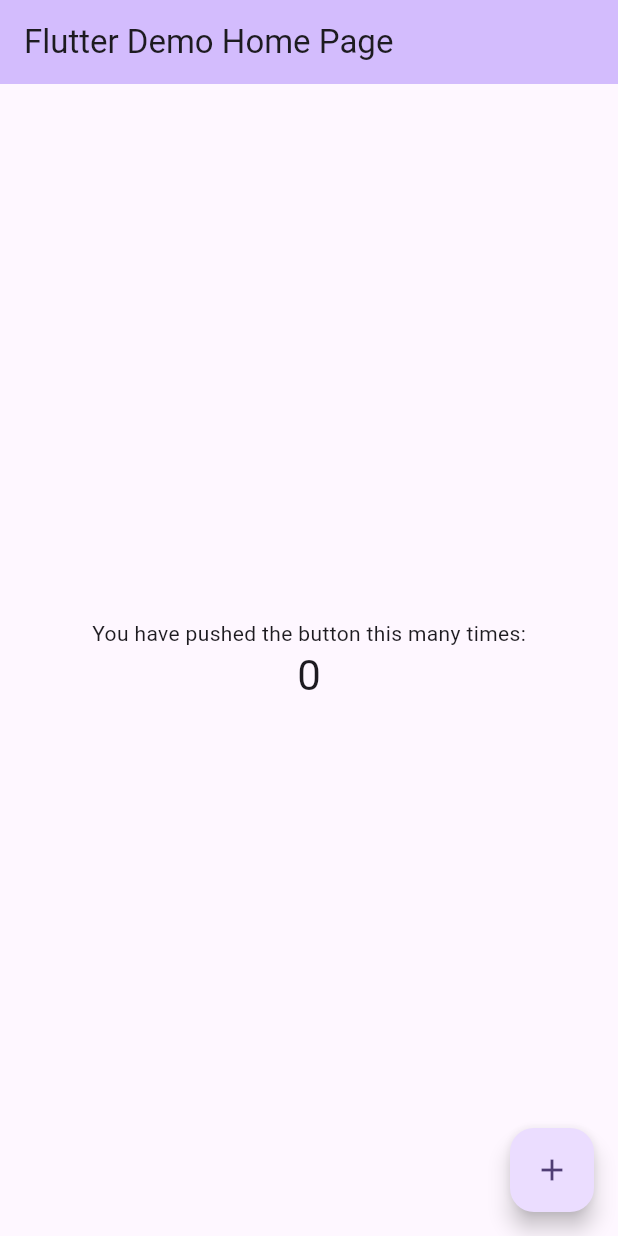
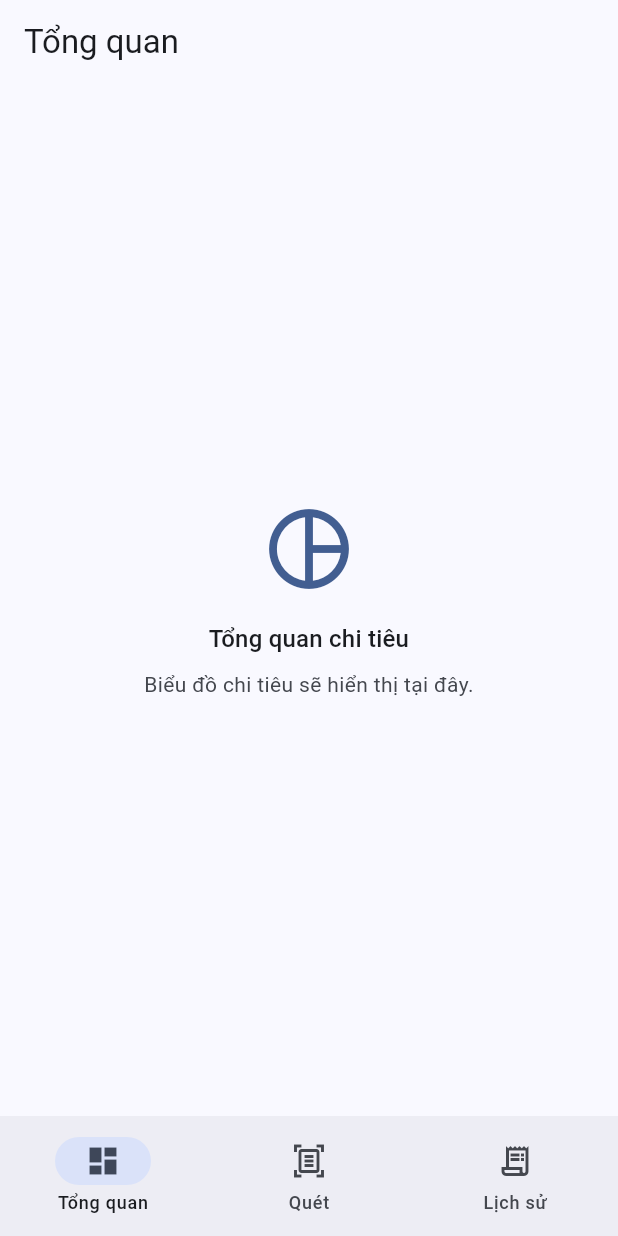
Before and after one commit to lddatitvku0202/vku-expense-ocr, a Flutter app: the screen it shows after launch, on a phone screen of 412 x 824 dp. Run offline on Flutter 3.47's test engine with Material 3 defaults, Android fonts, the phone set to English and light mode, and no system bars; our stand-ins replace flutter_riverpod, go_router.

Commit message:
feat(router): add go_router shell with three tabs and placeholder screens
StatefulShellRoute.indexedStack keeps one navigation stack per tab
(Tổng quan / Quét / Lịch sử) behind a Material 3 NavigationBar.
/review receives the parsed receipt through `extra` and
/expense/:id opens the same form in edit mode. The router is created by a
Riverpod provider so it is not rebuilt on every frame, and main.dart now
loads vi_VN date symbols before runApp.

Replace the template counter test: the counter app it exercised no
longer exists, so it no longer matches any requirement. app_router_test
covers app start-up, the three tabs, path parameters, extra and the
not-found page instead.

Co-Authored-By: Claude Opus 5.5 <noreply@anthropic.com>

```diff
--- /dev/null
+++ b/lib/app.dart
@@ -0,0 +1,28 @@
+import 'package:flutter/material.dart';
+import 'package:flutter_localizations/flutter_localizations.dart';
+import 'package:flutter_riverpod/flutter_riverpod.dart';
+import 'package:vku_expense_ocr/core/app_theme.dart';
+import 'package:vku_expense_ocr/state/router_provider.dart';
+
+/// Root widget: Material 3 light/dark themes, Vietnamese locale and the
+/// GoRouter configuration.
+class VkuExpenseApp extends ConsumerWidget {
+  const VkuExpenseApp({super.key});
+
+  static const Locale locale = Locale('vi', 'VN');
+
+  @override
+  Widget build(BuildContext context, WidgetRef ref) {
+    final router = ref.watch(routerProvider);
+    return MaterialApp.router(
+      title: 'VKU Expense OCR',
+      debugShowCheckedModeBanner: false,
+      theme: AppTheme.light,
+      darkTheme: AppTheme.dark,
+      locale: locale,
+      supportedLocales: const [locale, Locale('en', 'US')],
+      localizationsDelegates: GlobalMaterialLocalizations.delegates,
+      routerConfig: router,
+    );
+  }
+}
--- a/lib/main.dart
+++ b/lib/main.dart
@@ -1,122 +1,13 @@
 import 'package:flutter/material.dart';
+import 'package:flutter_riverpod/flutter_riverpod.dart';
+import 'package:intl/date_symbol_data_local.dart';
+import 'package:intl/intl.dart';
+import 'package:vku_expense_ocr/app.dart';
 
-void main() {
-  runApp(const MyApp());
+Future<void> main() async {
+  WidgetsFlutterBinding.ensureInitialized();
+  // Load Vietnamese date symbols before any DateFormat is used.
+  await initializeDateFormatting('vi_VN');
+  Intl.defaultLocale = 'vi_VN';
+  runApp(const ProviderScope(child: VkuExpenseApp()));
 }
-
-class MyApp extends StatelessWidget {
-  const MyApp({super.key});
-
-  // This widget is the root of your application.
-  @override
-  Widget build(BuildContext context) {
-    return MaterialApp(
-      title: 'Flutter Demo',
-      theme: ThemeData(
-        // This is the theme of your application.
-        //
-        // TRY THIS: Try running your application with "flutter run". You'll see
-        // the application has a purple toolbar. Then, without quitting the app,
-        // try changing the seedColor in the colorScheme below to Colors.green
-        // and then invoke "hot reload" (save your changes or press the "hot
-        // reload" button in a Flutter-supported IDE, or press "r" if you used
-        // the command line to start the app).
-        //
-        // Notice that the counter didn't reset back to zero; the application
-        // state is not lost during the reload. To reset the state, use hot
-        // restart instead.
-        //
-        // This works for code too, not just values: Most code changes can be
-        // tested with just a hot reload.
-        colorScheme: .fromSeed(seedColor: Colors.deepPurple),
-      ),
-      home: const MyHomePage(title: 'Flutter Demo Home Page'),
-    );
-  }
-}
-
-class MyHomePage extends StatefulWidget {
-  const MyHomePage({super.key, required this.title});
-
-  // This widget is the home page of your application. It is stateful, meaning
-  // that it has a State object (defined below) that contains fields that affect
-  // how it looks.
-
-  // This class is the configuration for the state. It holds the values (in this
-  // case the title) provided by the parent (in this case the App widget) and
-  // used by the build method of the State. Fields in a Widget subclass are
-  // always marked "final".
-
-  final String title;
-
-  @override
-  State<MyHomePage> createState() => _MyHomePageState();
-}
-
-class _MyHomePageState extends State<MyHomePage> {
-  int _counter = 0;
-
-  void _incrementCounter() {
-    setState(() {
-      // This call to setState tells the Flutter framework that something has
-      // changed in this State, which causes it to rerun the build method below
-      // so that the display can reflect the updated values. If we changed
-      // _counter without calling setState(), then the build method would not be
-      // called again, and so nothing would appear to happen.
-      _counter++;
-    });
-  }
-
-  @override
-  Widget build(BuildContext context) {
-    // This method is rerun every time setState is called, for instance as done
-    // by the _incrementCounter method above.
-    //
-    // The Flutter framework has been optimized to make rerunning build methods
-    // fast, so that you can just rebuild anything that needs updating rather
-    // than having to individually change instances of widgets.
-    return Scaffold(
-      appBar: AppBar(
-        // TRY THIS: Try changing the color here to a specific color (to
-        // Colors.amber, perhaps?) and trigger a hot reload to see the AppBar
-        // change color while the other colors stay the same.
-        backgroundColor: Theme.of(context).colorScheme.inversePrimary,
-        // Here we take the value from the MyHomePage object that was created by
-        // the App.build method, and use it to set our appbar title.
-        title: Text(widget.title),
-      ),
-      body: Center(
-        // Center is a layout widget. It takes a single child and positions it
-        // in the middle of the parent.
-        child: Column(
-          // Column is also a layout widget. It takes a list of children and
-          // arranges them vertically. By default, it sizes itself to fit its
-          // children horizontally, and tries to be as tall as its parent.
-          //
-          // Column has various properties to control how it sizes itself and
-          // how it positions its children. Here we use mainAxisAlignment to
-          // center the children vertically; the main axis here is the vertical
-          // axis because Columns are vertical (the cross axis would be
-          // horizontal).
-          //
-          // TRY THIS: Invoke "debug painting" (choose the "Toggle Debug Paint"
-          // action in the IDE, or press "p" in the console), to see the
-          // wireframe for each widget.
-          mainAxisAlignment: .center,
-          children: [
-            const Text('You have pushed the button this many times:'),
-            Text(
-              '$_counter',
-              style: Theme.of(context).textTheme.headlineMedium,
-            ),
-          ],
-        ),
-      ),
-      floatingActionButton: FloatingActionButton(
-        onPressed: _incrementCounter,
-        tooltip: 'Increment',
-        child: const Icon(Icons.add),
-      ),
-    );
-  }
-}
--- /dev/null
+++ b/lib/screens/dashboard/dashboard_screen.dart
@@ -0,0 +1,23 @@
+import 'package:flutter/material.dart';
+import 'package:vku_expense_ocr/widgets/state_message.dart';
+
+/// "Tổng quan" tab: monthly total, category donut and weekly bars.
+///
+/// Placeholder until Phases 8–9 add the data and the charts.
+class DashboardScreen extends StatelessWidget {
+  const DashboardScreen({super.key});
+
+  @override
+  Widget build(BuildContext context) {
+    return Scaffold(
+      appBar: AppBar(title: const Text('Tổng quan')),
+      body: const SafeArea(
+        child: StateMessage(
+          icon: Icons.pie_chart_outline,
+          title: 'Tổng quan chi tiêu',
+          message: 'Biểu đồ chi tiêu sẽ hiển thị tại đây.',
+        ),
+      ),
+    );
+  }
+}
--- /dev/null
+++ b/lib/screens/history/history_screen.dart
@@ -0,0 +1,23 @@
+import 'package:flutter/material.dart';
+import 'package:vku_expense_ocr/widgets/state_message.dart';
+
+/// "Lịch sử" tab: list of saved expenses.
+///
+/// Placeholder until Phase 8 adds the list.
+class HistoryScreen extends StatelessWidget {
+  const HistoryScreen({super.key});
+
+  @override
+  Widget build(BuildContext context) {
+    return Scaffold(
+      appBar: AppBar(title: const Text('Lịch sử')),
+      body: const SafeArea(
+        child: StateMessage(
+          icon: Icons.receipt_long_outlined,
+          title: 'Lịch sử chi tiêu',
+          message: 'Danh sách giao dịch đã lưu sẽ hiển thị tại đây.',
+        ),
+      ),
+    );
+  }
+}
--- /dev/null
+++ b/lib/screens/scan/scan_screen.dart
@@ -0,0 +1,23 @@
+import 'package:flutter/material.dart';
+import 'package:vku_expense_ocr/widgets/state_message.dart';
+
+/// "Quét" tab: live camera viewfinder for receipts.
+///
+/// Placeholder until Phase 6 adds the camera.
+class ScanScreen extends StatelessWidget {
+  const ScanScreen({super.key});
+
+  @override
+  Widget build(BuildContext context) {
+    return Scaffold(
+      appBar: AppBar(title: const Text('Quét hóa đơn')),
+      body: const SafeArea(
+        child: StateMessage(
+          icon: Icons.document_scanner_outlined,
+          title: 'Quét hóa đơn',
+          message: 'Camera chụp hóa đơn sẽ hiển thị tại đây.',
+        ),
+      ),
+    );
+  }
+}
--- /dev/null
+++ b/lib/screens/shell/home_shell.dart
@@ -0,0 +1,48 @@
+import 'package:flutter/material.dart';
+import 'package:go_router/go_router.dart';
+
+/// Scaffold shared by the three main tabs (FR-7.1).
+///
+/// [StatefulNavigationShell] keeps a separate navigation stack per tab, so
+/// switching tabs does not lose scroll position or nested pages.
+class HomeShell extends StatelessWidget {
+  const HomeShell({super.key, required this.navigationShell});
+
+  final StatefulNavigationShell navigationShell;
+
+  void _onDestinationSelected(int index) {
+    // Tapping the current tab again returns it to its first page.
+    navigationShell.goBranch(
+      index,
+      initialLocation: index == navigationShell.currentIndex,
+    );
+  }
+
+  @override
+  Widget build(BuildContext context) {
+    return Scaffold(
+      body: navigationShell,
+      bottomNavigationBar: NavigationBar(
+        selectedIndex: navigationShell.currentIndex,
+        onDestinationSelected: _onDestinationSelected,
+        destinations: const [
+          NavigationDestination(
+            icon: Icon(Icons.dashboard_outlined),
+            selectedIcon: Icon(Icons.dashboard),
+            label: 'Tổng quan',
+          ),
+          NavigationDestination(
+            icon: Icon(Icons.document_scanner_outlined),
+            selectedIcon: Icon(Icons.document_scanner),
+            label: 'Quét',
+          ),
+          NavigationDestination(
+            icon: Icon(Icons.receipt_long_outlined),
+            selectedIcon: Icon(Icons.receipt_long),
+            label: 'Lịch sử',
+          ),
+        ],
+      ),
+    );
+  }
+}
--- /dev/null
+++ b/lib/state/router_provider.dart
@@ -0,0 +1,13 @@
+import 'package:flutter_riverpod/flutter_riverpod.dart';
+import 'package:go_router/go_router.dart';
+import 'package:vku_expense_ocr/core/router.dart';
+
+/// Single [GoRouter] for the app, created once per [ProviderScope].
+///
+/// Building the router inside `build()` would recreate it (and reset the
+/// navigation stack) on every rebuild, so it lives in a provider instead.
+final routerProvider = Provider<GoRouter>((ref) {
+  final router = createAppRouter();
+  ref.onDispose(router.dispose);
+  return router;
+});
--- /dev/null
+++ b/lib/widgets/state_message.dart
@@ -0,0 +1,58 @@
+import 'package:flutter/material.dart';
+
+/// Centered icon + title + optional message, used for empty, error and
+/// placeholder states (FR-6.6, FR-8.4).
+///
+/// Scrollable so it never overflows in landscape or with large fonts.
+class StateMessage extends StatelessWidget {
+  const StateMessage({
+    super.key,
+    required this.icon,
+    required this.title,
+    this.message,
+    this.action,
+  });
+
+  final IconData icon;
+  final String title;
+  final String? message;
+
+  /// Optional button, e.g. "Thử lại".
+  final Widget? action;
+
+  @override
+  Widget build(BuildContext context) {
+    final theme = Theme.of(context);
+    return Center(
+      child: SingleChildScrollView(
+        padding: const EdgeInsets.all(24),
+        child: Column(
+          mainAxisSize: MainAxisSize.min,
+          children: [
+            Icon(icon, size: 64, color: theme.colorScheme.primary),
+            const SizedBox(height: 16),
+            Text(
+              title,
+              style: theme.textTheme.titleMedium,
+              textAlign: TextAlign.center,
+            ),
+            if (message case final message?) ...[
+              const SizedBox(height: 8),
+              Text(
+                message,
+                style: theme.textTheme.bodyMedium?.copyWith(
+                  color: theme.colorScheme.onSurfaceVariant,
+                ),
+                textAlign: TextAlign.center,
+              ),
+            ],
+            if (action case final action?) ...[
+              const SizedBox(height: 16),
+              action,
+            ],
+          ],
+        ),
+      ),
+    );
+  }
+}
```
Also changed, not shown: lib/core/router.dart (added, +105 -0 lines), lib/screens/review/review_screen.dart (added, +38 -0 lines), 3 other files.
